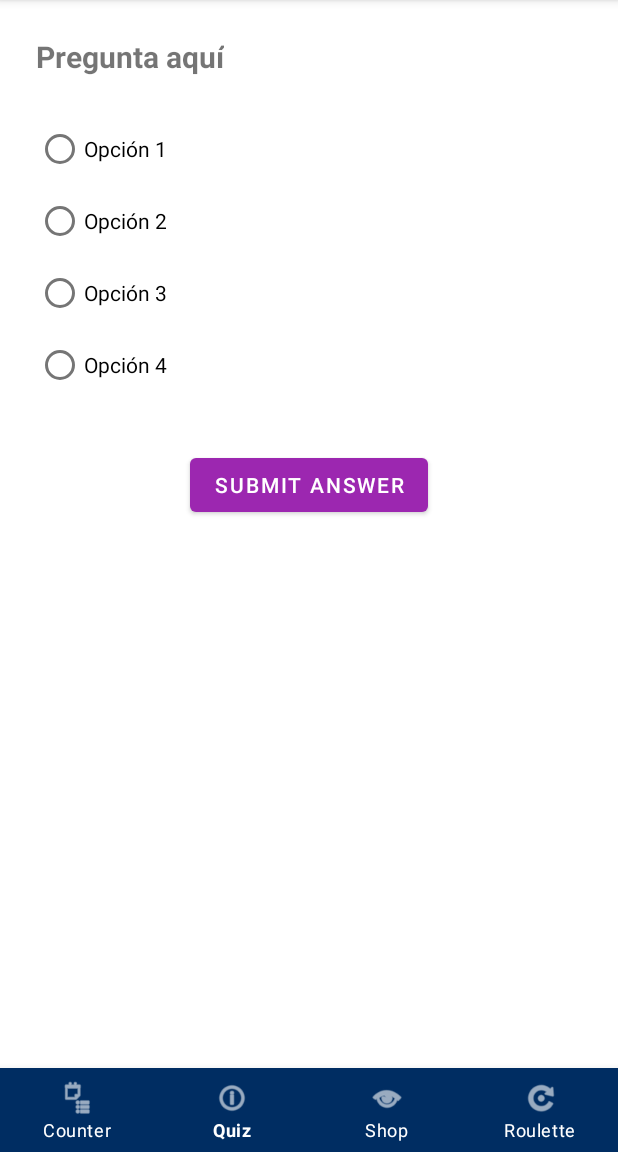
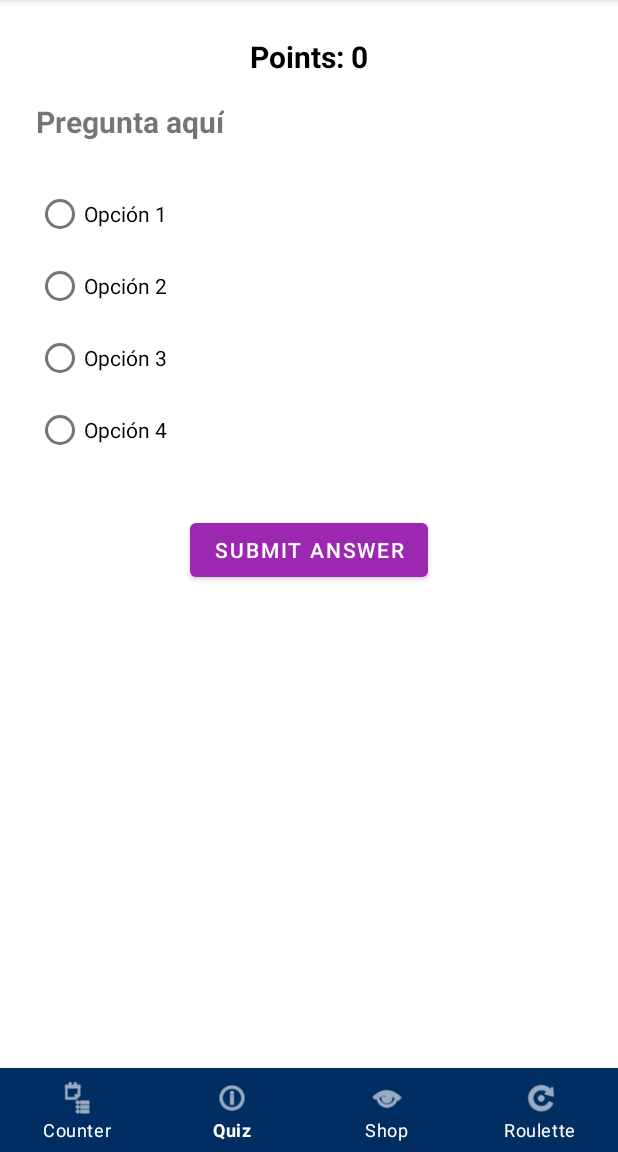
Before and after one commit to fedorgor133/7OWL, an Android app: the QuizActivity screen opened directly, with no data from a screen before it, on a phone screen of 412 x 824 dp, the part 84-1236 px from its top. Run offline under Robolectric (Android 15) with nearby library versions, the phone set to English and light mode, and no system bars; our stand-ins replace Firebase (no records; nobody signed in at launch, a user with empty details on screens opened directly); 1 statement that could not run was skipped.

Commit message:
Añadido Points en quiz

```diff
--- a/presentation/src/main/java/edu/ub/pis2425/projecte7owls/presentation/QuizActivity.java
+++ b/presentation/src/main/java/edu/ub/pis2425/projecte7owls/presentation/QuizActivity.java
@@ -3,7 +3,9 @@ package edu.ub.pis2425.projecte7owls.presentation;
 import android.content.Intent;
 import android.os.Bundle;
 import android.os.Handler;
+import android.util.Log;
 import android.widget.RadioButton;
+import android.widget.TextView;
 import android.widget.Toast;
 
 import androidx.appcompat.app.AppCompatActivity;
@@ -27,17 +29,23 @@ public class QuizActivity extends AppCompatActivity {
     private FirebaseFirestore db;
     private FirebaseAuth mAuth;
     private List<DocumentSnapshot> questions = new ArrayList<>();
+    private TextView pointsTextViewQuiz;
     private int currentQuestionIndex = 0;
     private int score = 0;
     private final int totalQuestions = 10;
     private Handler inactivityHandler;
     private Runnable inactivityRunnable;
+    private String uid;
+
+    private int currentPoints;
 
     @Override
     protected void onCreate(Bundle savedInstanceState) {
         super.onCreate(savedInstanceState);
         binding = ActivityQuizBinding.inflate(getLayoutInflater());
         setContentView(binding.getRoot());
+
+        pointsTextViewQuiz = findViewById(R.id.pointsTextViewQuiz);
 
         db = FirebaseFirestore.getInstance();
         mAuth = FirebaseAuth.getInstance();
@@ -47,6 +55,7 @@ public class QuizActivity extends AppCompatActivity {
 
         setupBottomNavigation();
         loadQuestions();
+        loadUserPoints();
         setupOptionListeners();
     }
 
@@ -72,8 +81,24 @@ public class QuizActivity extends AppCompatActivity {
         });
     }
 
+    private void loadUserPoints() {
+        if (mAuth.getCurrentUser() != null) {
+            db.collection("usuarios").document(uid).get().addOnSuccessListener(document -> {
+                if (document.exists() && document.contains("points")) {
+                    Long pointsValue = document.getLong("points");
+                    currentPoints = pointsValue != null ? pointsValue.intValue() : 0;
+                } else {
+                    currentPoints = 0;
+                }
+                pointsTextViewQuiz.setText("Points: " + currentPoints);
+            }).addOnFailureListener(e -> {
+                Log.e("Firestore", "Error loading points", e);
+            });
+        }
+    }
+
     private void loadQuestions() {
-        String uid = mAuth.getCurrentUser().getUid();
+        uid = mAuth.getCurrentUser().getUid();
 
         db.collection("preguntas_usuari")
                 .whereEqualTo("userId", uid)
@@ -163,7 +188,6 @@ public class QuizActivity extends AppCompatActivity {
     }
 
     private void showFinalScore() {
-        String uid = mAuth.getCurrentUser().getUid();
 
         Map<String, Object> result = new HashMap<>();
         result.put("userId", uid);
@@ -181,7 +205,6 @@ public class QuizActivity extends AppCompatActivity {
 
     private void updatePoints(){
         if(score>0){
-            String uid = mAuth.getCurrentUser().getUid();
             db.collection("usuarios").document(uid)
                     .get()
                     .addOnSuccessListener(documentSnapshot -> {
--- a/presentation/src/main/res/layout/activity_quiz.xml
+++ b/presentation/src/main/res/layout/activity_quiz.xml
@@ -17,6 +17,18 @@
             android:layout_width="match_parent"
             android:layout_height="wrap_content"
             android:orientation="vertical">
+
+            <!-- Mostrar puntos actuales -->
+            <TextView
+                android:id="@+id/pointsTextViewQuiz"
+                android:layout_width="wrap_content"
+                android:layout_height="wrap_content"
+                android:layout_gravity="center_horizontal"
+                android:layout_marginBottom="16dp"
+                android:text="Points: 0"
+                android:textColor="@android:color/black"
+                android:textSize="20sp"
+                android:textStyle="bold" />
 
             <TextView
                 android:id="@+id/txtPregunta"
```
